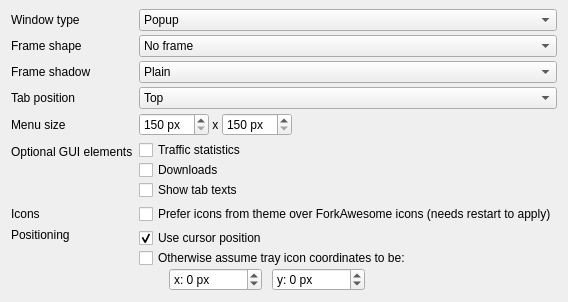
Above: syncthingwidgets/settings/appearanceoptionpage.ui from Martchus/syncthingtray before the change. Below: the same form after it.
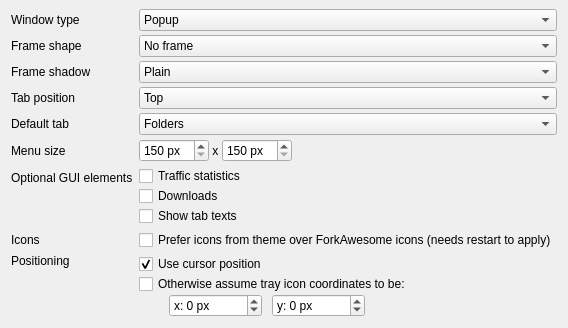
That is the form after the change. Icons and pictures are not drawn.

Commit message:
Allow configuring default tab
See https://github.com/Martchus/syncthingtray/issues/377

What changed in the file:
```diff
--- a/syncthingwidgets/settings/appearanceoptionpage.ui
+++ b/syncthingwidgets/settings/appearanceoptionpage.ui
@@ -128,14 +128,14 @@
      </item>
     </widget>
    </item>
-   <item row="9" column="0">
+   <item row="10" column="0">
     <widget class="QLabel" name="sizeLabel">
      <property name="text">
       <string>Menu size</string>
      </property>
     </widget>
    </item>
-   <item row="9" column="1">
+   <item row="10" column="1">
     <layout class="QHBoxLayout" name="menuSizeHorizontalLayout">
      <item>
       <widget class="QSpinBox" name="widthSpinBox">
@@ -215,14 +215,14 @@
      </item>
     </layout>
    </item>
-   <item row="10" column="0">
+   <item row="11" column="0">
     <widget class="QLabel" name="guiElementsLabel">
      <property name="text">
       <string>Optional GUI elements</string>
      </property>
     </widget>
    </item>
-   <item row="13" column="0">
+   <item row="14" column="0">
     <widget class="QLabel" name="positioningLabel">
      <property name="text">
       <string>Positioning</string>
@@ -232,7 +232,7 @@
      </property>
     </widget>
    </item>
-   <item row="13" column="1">
+   <item row="14" column="1">
     <layout class="QVBoxLayout" name="positioningVerticalLayout">
      <item>
       <widget class="QCheckBox" name="useCursorPosCheckBox">
@@ -323,7 +323,7 @@
      </item>
     </layout>
    </item>
-   <item row="10" column="1">
+   <item row="11" column="1">
     <layout class="QVBoxLayout" name="optionalGuiElementsVerticalLayout">
      <property name="spacing">
       <number>0</number>
@@ -351,7 +351,7 @@
      </item>
     </layout>
    </item>
-   <item row="11" column="1">
+   <item row="12" column="1">
     <layout class="QVBoxLayout" name="iconsVerticalLayout">
      <property name="spacing">
       <number>0</number>
@@ -365,7 +365,7 @@
      </item>
     </layout>
    </item>
-   <item row="11" column="0">
+   <item row="12" column="0">
     <widget class="QLabel" name="iconsLabel">
      <property name="text">
       <string>Icons</string>
@@ -409,6 +409,48 @@
      </property>
     </widget>
    </item>
+   <item row="9" column="1">
+    <widget class="QComboBox" name="defaultTabComboBox">
+     <property name="sizePolicy">
+      <sizepolicy hsizetype="MinimumExpanding" vsizetype="Fixed">
+       <horstretch>0</horstretch>
+       <verstretch>0</verstretch>
+      </sizepolicy>
+     </property>
+     <item>
+      <property name="text">
+       <string>Folders</string>
+      </property>
+     </item>
+     <item>
+      <property name="text">
+       <string>Devices</string>
+      </property>
+     </item>
+     <item>
+      <property name="text">
+       <string>Downlods</string>
+      </property>
+     </item>
+     <item>
+      <property name="text">
+       <string>Recent changes</string>
+      </property>
+     </item>
+     <item>
+      <property name="text">
+       <string>Last</string>
+      </property>
+     </item>
+    </widget>
+   </item>
+   <item row="9" column="0">
+    <widget class="QLabel" name="defaultTabLabel">
+     <property name="text">
+      <string>Default tab</string>
+     </property>
+    </widget>
+   </item>
   </layout>
  </widget>
  <tabstops>
```
Left out of the diff: 3 changed lines with no effect on the pictures. The commit also changes 11 other files.
